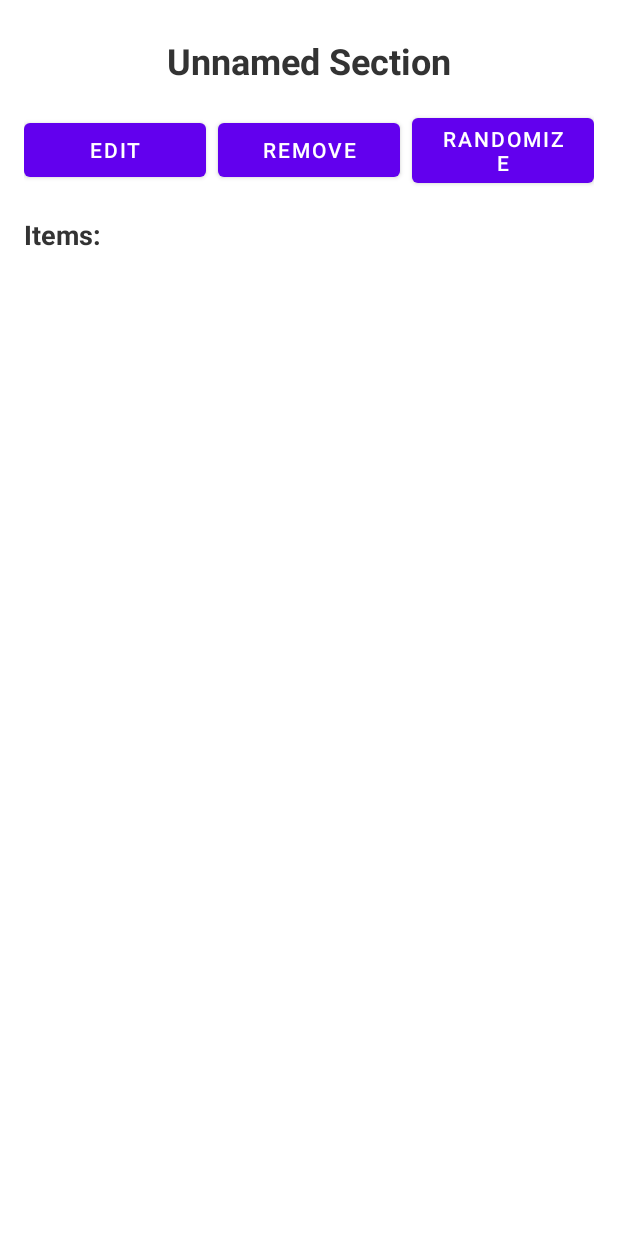
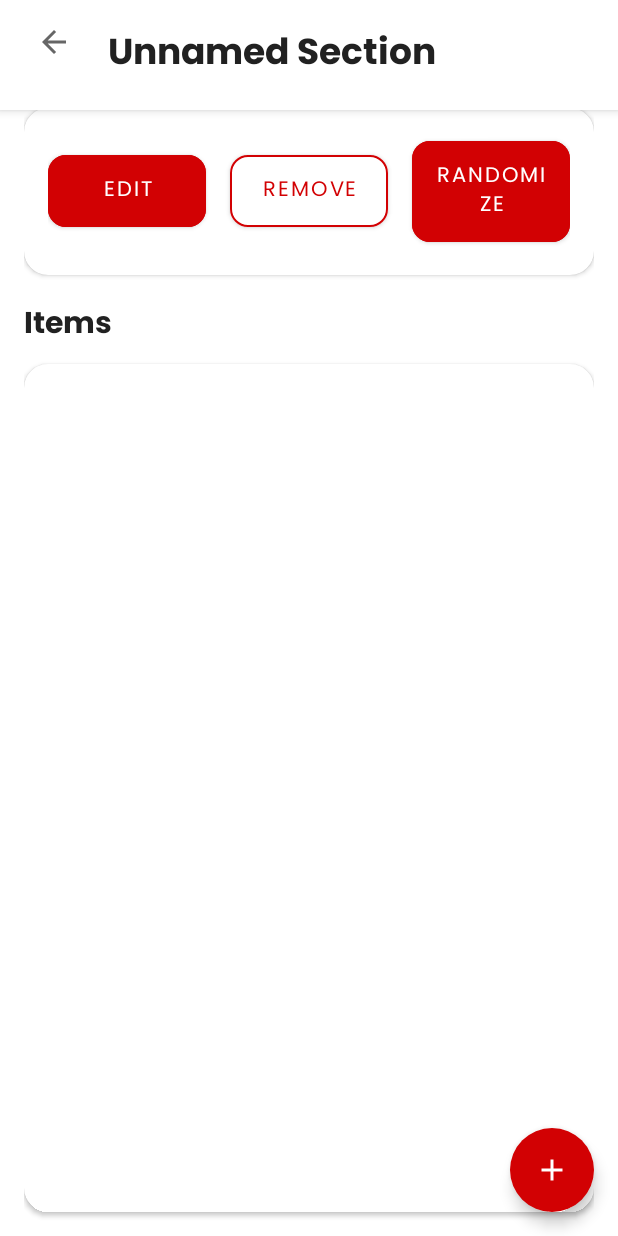
Before and after one commit to SundenJaeger/IChooseYou, an Android app: the SectionDetailActivity screen opened directly, with no data from a screen before it, on a phone screen of 412 x 824 dp. Run offline under Robolectric (Android 15) with nearby library versions, the phone set to English and light mode, and no system bars.

Commit message:
Updated section detail design

```diff
--- a/app/src/main/java/com/android/ichooseyou/activity/SectionDetailActivity.java
+++ b/app/src/main/java/com/android/ichooseyou/activity/SectionDetailActivity.java
@@ -15,8 +15,10 @@ import android.widget.TextView;
 import android.widget.Toast;
 
 import androidx.appcompat.app.AppCompatActivity;
+import androidx.appcompat.widget.Toolbar;
 
 import com.android.ichooseyou2.R;
+import com.google.android.material.floatingactionbutton.FloatingActionButton;
 
 import java.util.ArrayList;
 import java.util.Arrays;
@@ -26,6 +28,7 @@ public class SectionDetailActivity extends AppCompatActivity {
     private TextView sectionTitleTextView;
     private ListView itemsListView;
     private Button editButton, removeButton, randomizeButton;
+    private FloatingActionButton fabAddItem;
 
     private String sectionName;
     private ArrayList<String> items = new ArrayList<>();
@@ -48,11 +51,19 @@ public class SectionDetailActivity extends AppCompatActivity {
         editButton = findViewById(R.id.edit_button);
         removeButton = findViewById(R.id.remove_button);
         randomizeButton = findViewById(R.id.randomize_button);
+        fabAddItem = findViewById(R.id.fab_add_item);
+
+        // Set up toolbar
+        Toolbar toolbar = findViewById(R.id.toolbar);
+        setSupportActionBar(toolbar);
+        getSupportActionBar().setDisplayShowTitleEnabled(false);
+        getSupportActionBar().setDisplayHomeAsUpEnabled(true);
+        toolbar.setNavigationOnClickListener(v -> onBackPressed());
 
         // Set section title
         sectionTitleTextView.setText(sectionName);
 
-        // Set up adapter for list view
+        // Set up adapter for list view with custom item layout
         adapter = new ArrayAdapter<>(this, android.R.layout.simple_list_item_1, items);
         itemsListView.setAdapter(adapter);
 
@@ -60,12 +71,45 @@ public class SectionDetailActivity extends AppCompatActivity {
         editButton.setOnClickListener(v -> showEditDialog());
         removeButton.setOnClickListener(v -> showRemoveConfirmationDialog());
         randomizeButton.setOnClickListener(v -> showRandomizeOptions());
+        fabAddItem.setOnClickListener(v -> showAddItemDialog());
 
         // Set item click listener for list view
         itemsListView.setOnItemLongClickListener((parent, view, position, id) -> {
             showItemOptionsDialog(position);
             return true;
         });
+    }
+
+    private void showAddItemDialog() {
+        AlertDialog.Builder builder = new AlertDialog.Builder(this);
+        builder.setTitle("Add New Item");
+
+        // Set up the input field
+        final EditText input = new EditText(this);
+        input.setHint("Enter item name");
+
+        // Add padding to the input field
+        LinearLayout container = new LinearLayout(this);
+        container.setOrientation(LinearLayout.VERTICAL);
+        int padding = (int) (16 * getResources().getDisplayMetrics().density);
+        container.setPadding(padding, padding, padding, padding);
+        container.addView(input);
+
+        builder.setView(container);
+
+        // Set up the buttons
+        builder.setPositiveButton("Add", (dialog, which) -> {
+            String itemText = input.getText().toString().trim();
+            if (!TextUtils.isEmpty(itemText)) {
+                items.add(itemText);
+                adapter.notifyDataSetChanged();
+                Toast.makeText(this, "Item added", Toast.LENGTH_SHORT).show();
+            }
+        });
+
+        builder.setNegativeButton("Cancel", (dialog, which) -> dialog.cancel());
+
+        builder.show();
     }
 
     private void showEditDialog() {
--- a/app/src/main/res/layout/activity_section_detail.xml
+++ b/app/src/main/res/layout/activity_section_detail.xml
@@ -1,12 +1,27 @@
 <?xml version="1.0" encoding="utf-8"?>
-<androidx.constraintlayout.widget.ConstraintLayout
+<androidx.coordinatorlayout.widget.CoordinatorLayout
     xmlns:android="http://schemas.android.com/apk/res/android"
     xmlns:app="http://schemas.android.com/apk/res-auto"
     xmlns:tools="http://schemas.android.com/tools"
     android:layout_width="match_parent"
     android:layout_height="match_parent"
-    android:padding="16dp"
+    android:background="@color/white"
     tools:context="com.android.ichooseyou.activity.SectionDetailActivity">
+
+    <com.google.android.material.appbar.AppBarLayout
+        android:id="@+id/appBarLayout"
+        android:layout_width="match_parent"
+        android:layout_height="wrap_content"
+        android:background="@color/white"
+        android:elevation="0dp">
+
+        <androidx.appcompat.widget.Toolbar
+            android:id="@+id/toolbar"
+            android:layout_width="match_parent"
+            android:layout_height="wrap_content"
+            android:paddingStart="8dp"
+            android:paddingEnd="16dp"
+            app:contentInsetStart="0dp">
 
             <TextView
                 android:id="@+id/section_title"
@@ -14,77 +29,123 @@
                 android:layout_height="wrap_content"
                 android:text="Section Title"
                 android:textSize="24sp"
-        android:textStyle="bold"
-        android:textColor="@color/text_dark"
-        android:gravity="center"
-        android:paddingTop="8dp"
-        android:paddingBottom="16dp"
-        app:layout_constraintTop_toTopOf="parent"
-        app:layout_constraintStart_toStartOf="parent"
-        app:layout_constraintEnd_toEndOf="parent"/>
+                android:fontFamily="@font/poppins_bold"
+                android:textColor="#212121"
+                android:paddingTop="16dp"
+                android:paddingBottom="16dp"/>
+        </androidx.appcompat.widget.Toolbar>
+    </com.google.android.material.appbar.AppBarLayout>
+
+    <LinearLayout
+        android:layout_width="match_parent"
+        android:layout_height="match_parent"
+        android:orientation="vertical"
+        android:layout_marginTop="?attr/actionBarSize"
+        android:paddingHorizontal="16dp">
+
+        <!-- Action Buttons Card -->
+        <androidx.cardview.widget.CardView
+            android:layout_width="match_parent"
+            android:layout_height="wrap_content"
+            android:layout_marginTop="16dp"
+            app:cardCornerRadius="16dp"
+            app:cardElevation="2dp">
 
             <LinearLayout
                 android:id="@+id/buttons_layout"
                 android:layout_width="match_parent"
                 android:layout_height="wrap_content"
                 android:orientation="horizontal"
-        android:gravity="center"
-        app:layout_constraintTop_toBottomOf="@id/section_title"
-        app:layout_constraintStart_toStartOf="parent"
-        app:layout_constraintEnd_toEndOf="parent">
+                android:padding="16dp"
+                android:gravity="center">
 
-        <Button
+                <com.google.android.material.button.MaterialButton
                     android:id="@+id/edit_button"
                     android:layout_width="0dp"
                     android:layout_height="wrap_content"
                     android:layout_weight="1"
                     android:text="Edit"
-            android:layout_marginEnd="4dp"
-            style="@style/Widget.MaterialComponents.Button"/>
+                    android:layout_marginEnd="8dp"
+                    android:paddingVertical="12dp"
+                    android:textColor="#FFFFFF"
+                    android:fontFamily="@font/poppins_regular"
+                    app:cornerRadius="12dp"
+                    android:backgroundTint="#D20103"/>
 
-        <Button
+                <com.google.android.material.button.MaterialButton
                     android:id="@+id/remove_button"
                     android:layout_width="0dp"
                     android:layout_height="wrap_content"
                     android:layout_weight="1"
                     android:text="Remove"
-            android:layout_marginStart="4dp"
-            android:layout_marginEnd="4dp"
-            style="@style/Widget.MaterialComponents.Button"/>
+                    android:layout_marginStart="8dp"
+                    android:layout_marginEnd="8dp"
+                    android:paddingVertical="12dp"
+                    android:textColor="#D20103"
+                    android:fontFamily="@font/poppins_regular"
+                    app:cornerRadius="12dp"
+                    android:backgroundTint="#FFFFFF"
+                    app:strokeColor="#D20103"
+                    app:strokeWidth="1dp"/>
 
-        <Button
+                <com.google.android.material.button.MaterialButton
                     android:id="@+id/randomize_button"
                     android:layout_width="0dp"
                     android:layout_height="wrap_content"
                     android:layout_weight="1"
                     android:text="Randomize"
-            android:layout_marginStart="4dp"
-            style="@style/Widget.MaterialComponents.Button"/>
+                    android:layout_marginStart="8dp"
+                    android:paddingVertical="12dp"
+                    android:textColor="#FFFFFF"
+                    android:fontFamily="@font/poppins_regular"
+                    app:cornerRadius="12dp"
+                    android:backgroundTint="#D20103"/>
             </LinearLayout>
+        </androidx.cardview.widget.CardView>
 
+        <!-- Items Section -->
         <TextView
             android:id="@+id/items_label"
             android:layout_width="match_parent"
             android:layout_height="wrap_content"
-        android:text="Items:"
-        android:textSize="18sp"
-        android:textStyle="bold"
-        android:textColor="@color/text_dark"
-        android:paddingTop="16dp"
-        android:paddingBottom="8dp"
-        app:layout_constraintTop_toBottomOf="@id/buttons_layout"
-        app:layout_constraintStart_toStartOf="parent"
-        app:layout_constraintEnd_toEndOf="parent"/>
+            android:text="Items"
+            android:textSize="20sp"
+            android:fontFamily="@font/poppins_bold"
+            android:textColor="#212121"
+            android:layout_marginTop="16dp"
+            android:layout_marginBottom="8dp"/>
+
+        <androidx.cardview.widget.CardView
+            android:layout_width="match_parent"
+            android:layout_height="0dp"
+            android:layout_weight="1"
+            app:cardCornerRadius="16dp"
+            app:cardElevation="2dp"
+            android:layout_marginBottom="16dp">
 
             <ListView
                 android:id="@+id/items_list_view"
                 android:layout_width="match_parent"
-        android:layout_height="0dp"
-        android:divider="@android:color/darker_gray"
-        android:dividerHeight="0.5dp"
-        app:layout_constraintTop_toBottomOf="@id/items_label"
-        app:layout_constraintBottom_toBottomOf="parent"
-        app:layout_constraintStart_toStartOf="parent"
-        app:layout_constraintEnd_toEndOf="parent"/>
+                android:layout_height="match_parent"
+                android:divider="#E0E0E0"
+                android:dividerHeight="1dp"
+                android:padding="8dp"
+                android:clipToPadding="false"/>
+        </androidx.cardview.widget.CardView>
+    </LinearLayout>
 
-</androidx.constraintlayout.widget.ConstraintLayout>
+    <com.google.android.material.floatingactionbutton.FloatingActionButton
+        android:id="@+id/fab_add_item"
+        android:layout_width="wrap_content"
+        android:layout_height="wrap_content"
+        android:layout_gravity="bottom|end"
+        android:layout_marginEnd="16dp"
+        android:layout_marginBottom="16dp"
+        android:backgroundTint="#D20103"
+        android:contentDescription="Add new item"
+        android:src="@drawable/ic_add"
+        app:borderWidth="0dp"
+        app:elevation="6dp"
+        app:tint="#FFFFFF" />
+
+</androidx.coordinatorlayout.widget.CoordinatorLayout>
```
Lines whose indentation alone changed are shown as unchanged.
